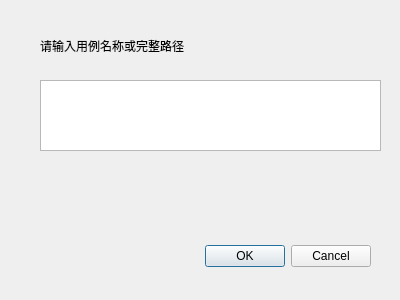
weilaidb/codetools, file codesets/cdialognewut.ui: the form before one commit.
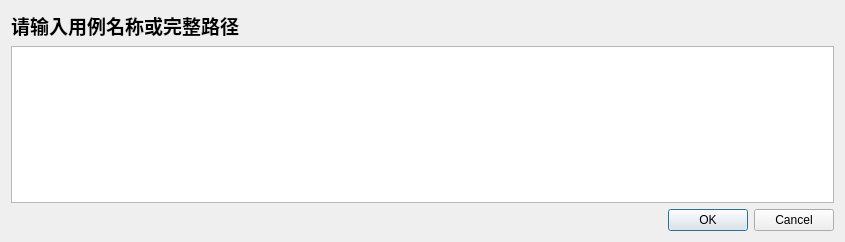
The form after the commit.

Patch:
```diff
--- a/codesets/cdialognewut.ui
+++ b/codesets/cdialognewut.ui
@@ -6,52 +6,52 @@
    <rect>
     <x>0</x>
     <y>0</y>
-    <width>400</width>
-    <height>300</height>
+    <width>845</width>
+    <height>242</height>
    </rect>
   </property>
   <property name="windowTitle">
    <string>Dialog</string>
   </property>
-  <widget class="QDialogButtonBox" name="buttonBox">
-   <property name="geometry">
-    <rect>
-     <x>30</x>
-     <y>240</y>
-     <width>341</width>
-     <height>32</height>
-    </rect>
-   </property>
-   <property name="orientation">
-    <enum>Qt::Horizontal</enum>
-   </property>
-   <property name="standardButtons">
-    <set>QDialogButtonBox::Cancel|QDialogButtonBox::Ok</set>
-   </property>
-  </widget>
-  <widget class="QLabel" name="label">
-   <property name="geometry">
-    <rect>
-     <x>40</x>
-     <y>20</y>
-     <width>341</width>
-     <height>51</height>
-    </rect>
-   </property>
-   <property name="text">
-    <string>请输入用例名称或完整路径</string>
-   </property>
-  </widget>
-  <widget class="QTextEdit" name="textEdit">
-   <property name="geometry">
-    <rect>
-     <x>40</x>
-     <y>80</y>
-     <width>341</width>
-     <height>71</height>
-    </rect>
-   </property>
-  </widget>
+  <layout class="QGridLayout" name="gridLayout">
+   <item row="0" column="0">
+    <widget class="QLabel" name="label">
+     <property name="font">
+      <font>
+       <family>Agency FB</family>
+       <pointsize>14</pointsize>
+       <weight>75</weight>
+       <bold>true</bold>
+      </font>
+     </property>
+     <property name="text">
+      <string>请输入用例名称或完整路径</string>
+     </property>
+    </widget>
+   </item>
+   <item row="1" column="0">
+    <widget class="QTextEdit" name="textEdit">
+     <property name="font">
+      <font>
+       <family>Times New Roman</family>
+       <pointsize>16</pointsize>
+       <weight>75</weight>
+       <bold>true</bold>
+      </font>
+     </property>
+    </widget>
+   </item>
+   <item row="2" column="0">
+    <widget class="QDialogButtonBox" name="buttonBox">
+     <property name="orientation">
+      <enum>Qt::Horizontal</enum>
+     </property>
+     <property name="standardButtons">
+      <set>QDialogButtonBox::Cancel|QDialogButtonBox::Ok</set>
+     </property>
+    </widget>
+   </item>
+  </layout>
  </widget>
  <resources/>
  <connections>
```
